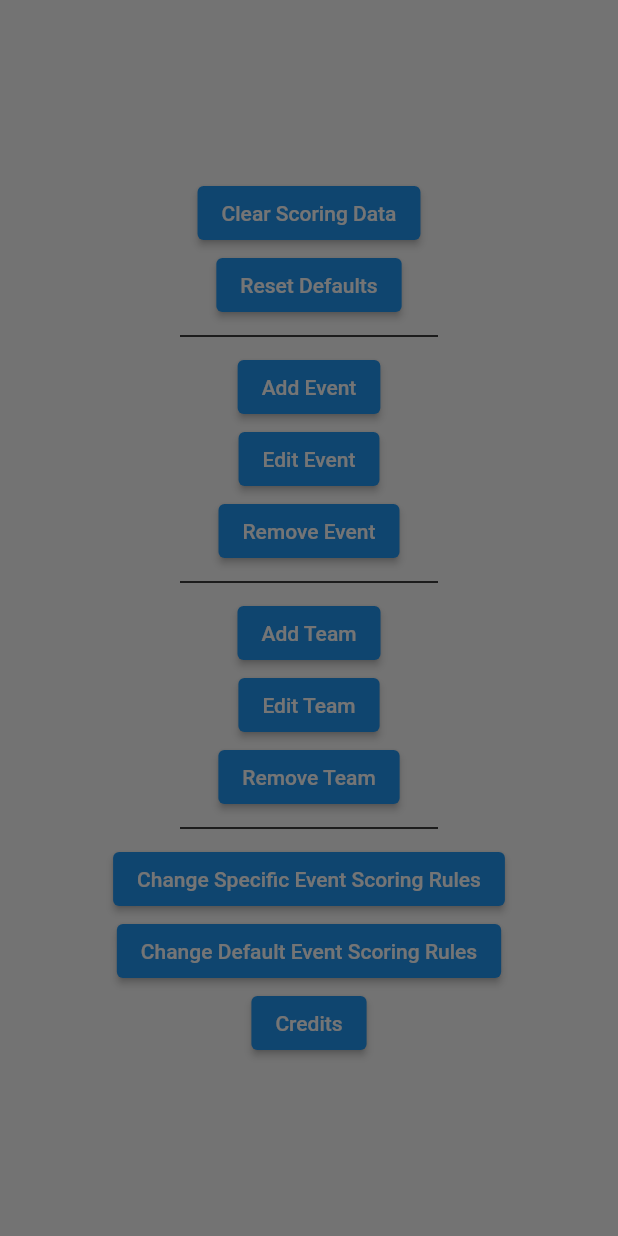
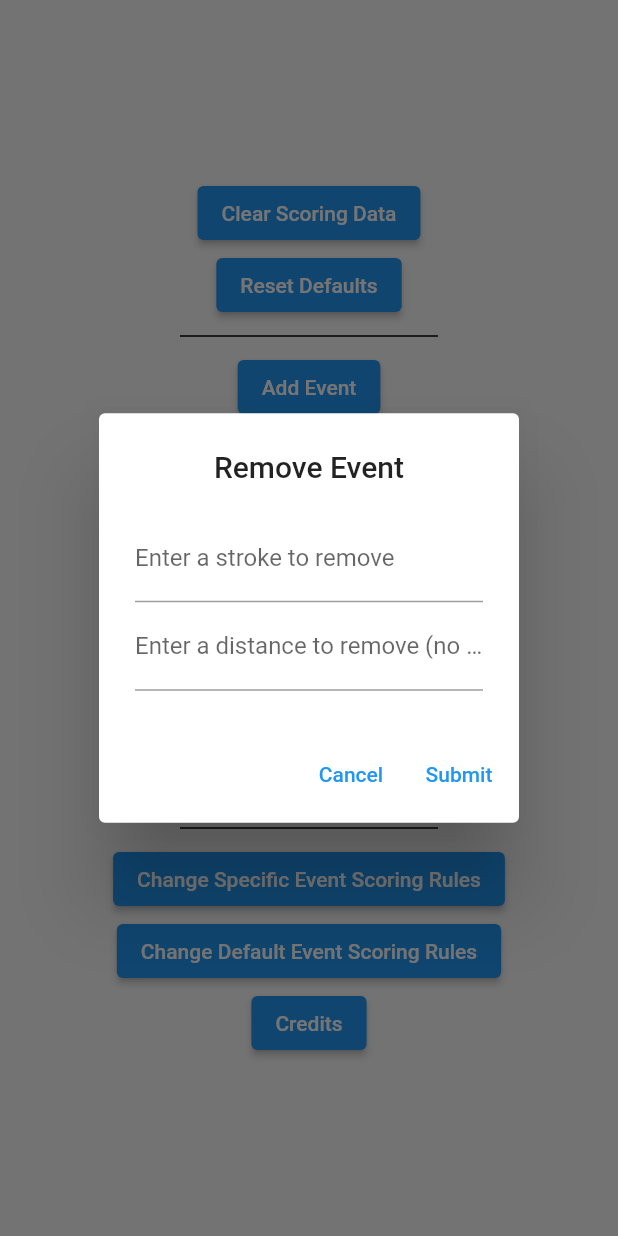
Before and after one commit to BribedJupiter/Swimscore, a Flutter app: the Settings widget shown alone on an empty page, opened directly, after a tap on "Remove Event", on a phone screen of 412 x 824 dp. Run offline on Flutter 3.47's test engine with Material 2 defaults, Android fonts, the light colour scheme and no system bars.

Commit message:
Remove event works now

```diff
--- a/lib/main.dart
+++ b/lib/main.dart
@@ -306,7 +306,60 @@ class _SettingsState extends State<Settings> {
             return AlertDialog();
           }
           else {
-            return AlertDialog();
+            return AlertDialog(
+              title: const Text("Remove Event", textAlign: TextAlign.center,),
+              content: Container(
+                child: Column(
+                  mainAxisSize: MainAxisSize.min,
+                  mainAxisAlignment: MainAxisAlignment.center,
+                  crossAxisAlignment: CrossAxisAlignment.center,
+                  children: [
+                    TextFormField(
+                      controller: settingsTextController,
+                      decoration: const InputDecoration(
+                          border: UnderlineInputBorder(),
+                          labelText: "Enter a stroke to remove"
+                      ),
+                    ),
+                    TextFormField(
+                      controller: settingsTextControllerTwo,
+                      decoration: const InputDecoration(
+                          border: UnderlineInputBorder(),
+                          labelText: "Enter a distance to remove (no units)"
+                      ),
+                    )
+                  ],
+                ),
+              ),
+              actions: [
+                TextButton(
+                    onPressed: () {
+                      Navigator .of(context).pop();
+                    },
+                    child: Text("Cancel")
+                ),
+                TextButton(
+                    onPressed: () {
+                      bool found = false;
+                      EventData? toRemove;
+                      for (EventData ed in g.eventDataList) {
+                        if ((ed.name.toLowerCase() == settingsTextController.text.toLowerCase()) && (int.parse(settingsTextControllerTwo.text) == ed.distance)) { //TODO: Check for parseint errors
+                          toRemove = ed;
+                          found = true;
+                        }
+                      }
+                      if (found) { //TODO: Check for duplicates
+                        g.eventDataList.remove(toRemove); //TODO: Implement place & relay
+                        Navigator .of(context).pop();
+                      } else {
+                        Navigator .of(context).pop();
+                        wariningAlert("Event remove failed. Must enter both a stroke and distance. ");
+                      }
+                    },
+                    child: Text("Submit")
+                ),
+              ],
+            );
           }
         });
   }
```
